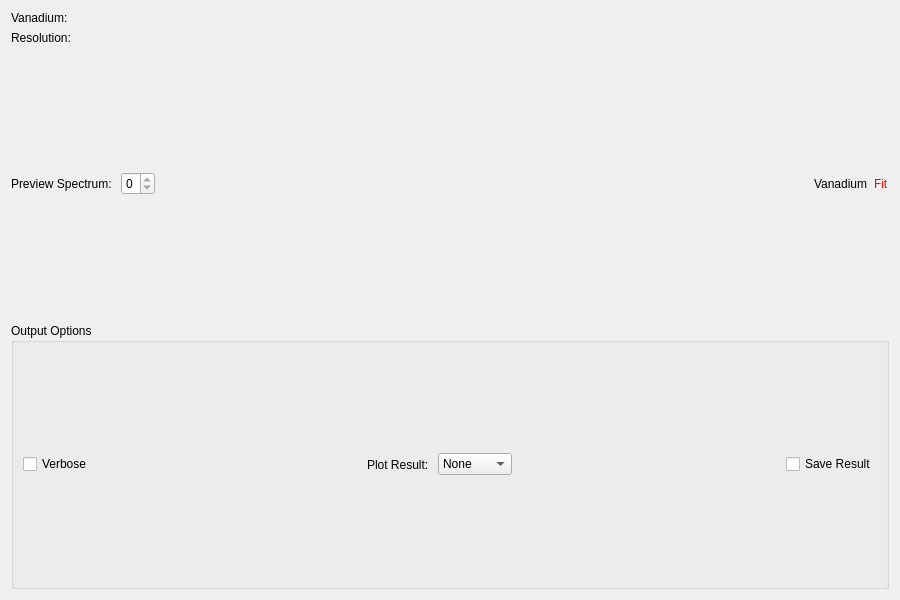
Above: Code/Mantid/MantidQt/CustomInterfaces/inc/MantidQtCustomInterfaces/Indirect/ResNorm.ui from mantidproject/mantid before the change. Below: the same form after it.
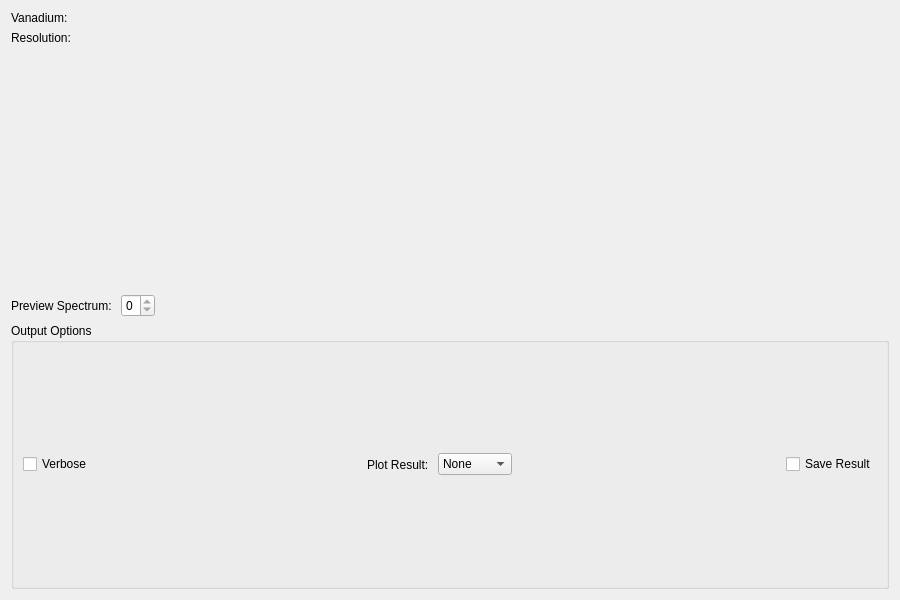
That is the form after the change. Custom widgets are drawn as their Qt base class.

Commit message:
Implement new plot widget on bayes interfaces
Refs #11036

```diff
--- a/Code/Mantid/MantidQt/CustomInterfaces/inc/MantidQtCustomInterfaces/Indirect/ResNorm.ui
+++ b/Code/Mantid/MantidQt/CustomInterfaces/inc/MantidQtCustomInterfaces/Indirect/ResNorm.ui
@@ -102,7 +102,18 @@
      <item>
       <layout class="QVBoxLayout" name="plotPane">
        <item>
-        <layout class="QVBoxLayout" name="plotSpace"/>
+        <widget class="MantidQt::MantidWidgets::PreviewPlot" name="ppPlot" native="true">
+         <property name="showLegend" stdset="0">
+          <bool>true</bool>
+         </property>
+         <property name="canvasColour" stdset="0">
+          <color>
+           <red>255</red>
+           <green>255</green>
+           <blue>255</blue>
+          </color>
+         </property>
+        </widget>
        </item>
        <item>
         <layout class="QHBoxLayout" name="underPlotSpace">
@@ -133,23 +144,6 @@
            </property>
           </spacer>
          </item>
-         <item>
-          <widget class="QLabel" name="lblPlotLegendData">
-           <property name="text">
-            <string>Vanadium</string>
-           </property>
-          </widget>
-         </item>
-         <item>
-          <widget class="QLabel" name="lblPplotLegendFit">
-           <property name="text">
-            <string>Fit</string>
-           </property>
-           <property name="styleSheet">
-            <string notr="true">color: rgb(255, 0, 0);</string>
-           </property>
-          </widget>
-         </item>
         </layout>
        </item>
       </layout>
@@ -260,6 +254,12 @@
    <extends>QWidget</extends>
    <header>MantidQtMantidWidgets/DataSelector.h</header>
   </customwidget>
+  <customwidget>
+   <class>MantidQt::MantidWidgets::PreviewPlot</class>
+   <extends>QWidget</extends>
+   <header>MantidQtMantidWidgets/PreviewPlot.h</header>
+   <container>1</container>
+  </customwidget>
  </customwidgets>
  <resources/>
  <connections/>
```
Left out of the diff: 12 changed lines with no effect on the pictures. The commit also changes 5 other files.
